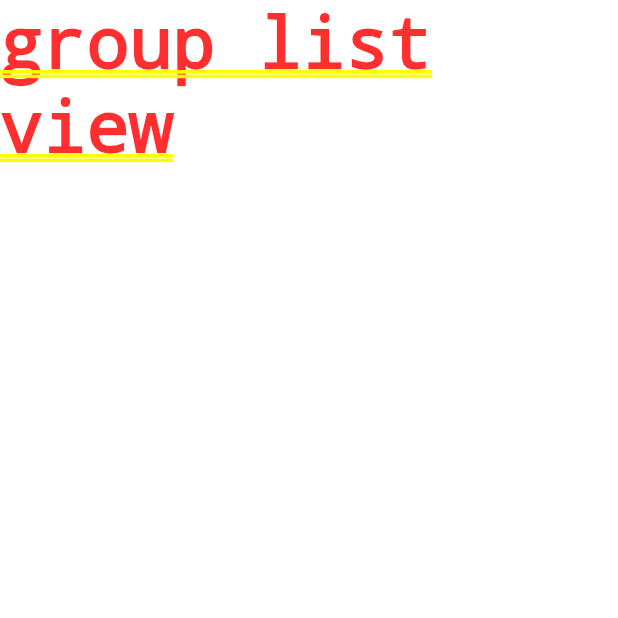
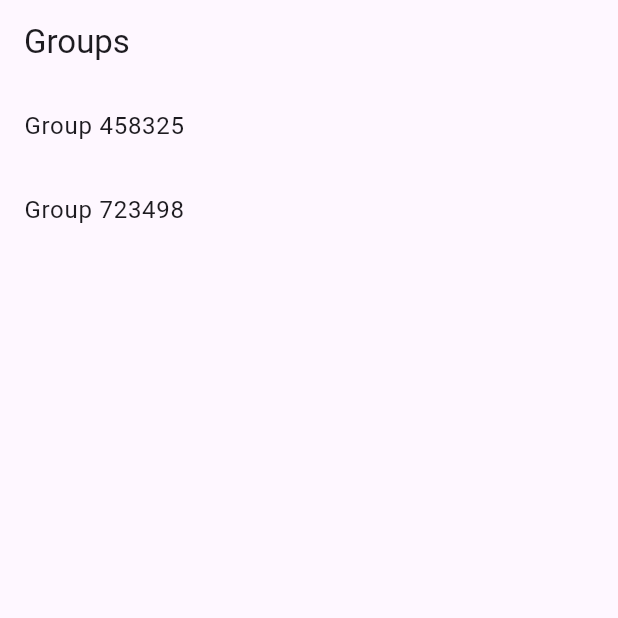
Before and after one commit to split-eth/split-eth-flutter, a Flutter app: the screen it shows after launch, on a phone screen of 412 x 824 dp, the top half of it. Run offline on Flutter 3.47's test engine with Material 3 defaults, Android fonts, the phone set to English and light mode, and no system bars; our stand-ins replace go_router.

Commit message:
WIP: group list

```diff
--- a/lib/features/group/view.dart
+++ b/lib/features/group/view.dart
@@ -10,6 +10,13 @@ class GroupView extends StatelessWidget {
 
   @override
   Widget build(BuildContext context) {
-    return const Text('group view');
+    return Scaffold(
+      appBar: AppBar(
+        title: Text('Group $groupId'),
+      ),
+      body: Center(
+        child: Text('Group $groupId'),
+      ),
+    );
   }
 }
--- a/lib/features/group_list/view.dart
+++ b/lib/features/group_list/view.dart
@@ -1,10 +1,32 @@
 import 'package:flutter/material.dart';
+import 'package:go_router/go_router.dart';
+
+import '../../models/group.dart';
+
+const mockGroupList = [
+  Group(id: '458325'),
+  Group(id: '723498'),
+];
 
 class GroupListView extends StatelessWidget {
   const GroupListView({super.key});
 
   @override
   Widget build(BuildContext context) {
-    return const Text('group list view');
+    return Scaffold(
+      appBar: AppBar(
+        title: const Text('Groups'),
+      ),
+      body: ListView.builder(
+        itemCount: mockGroupList.length,
+        itemBuilder: (context, index) {
+          final Group group = mockGroupList[index];
+          return ListTile(
+            title: Text('Group ${group.id}'),
+            onTap: () => context.go('/groups/${group.id}'),
+          );
+        },
+      ),
+    );
   }
 }
--- /dev/null
+++ b/lib/models/group.dart
@@ -0,0 +1,7 @@
+class Group {
+  const Group({
+    required this.id,
+  });
+
+  final String id;
+}
```
